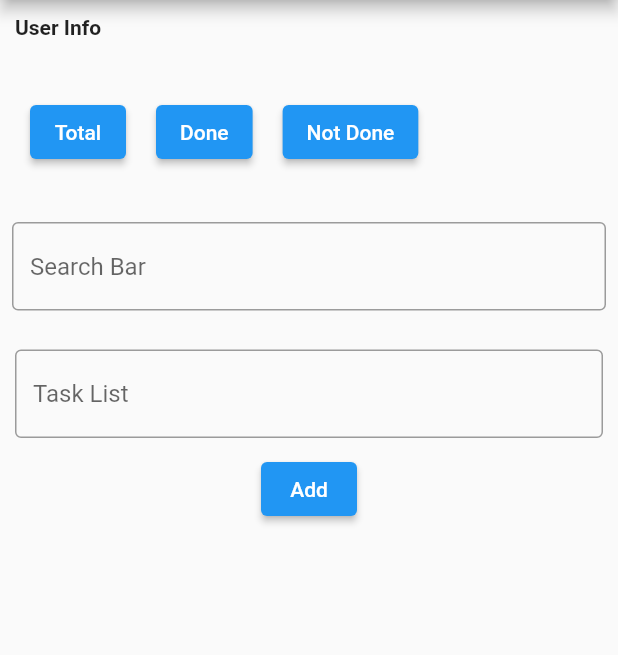
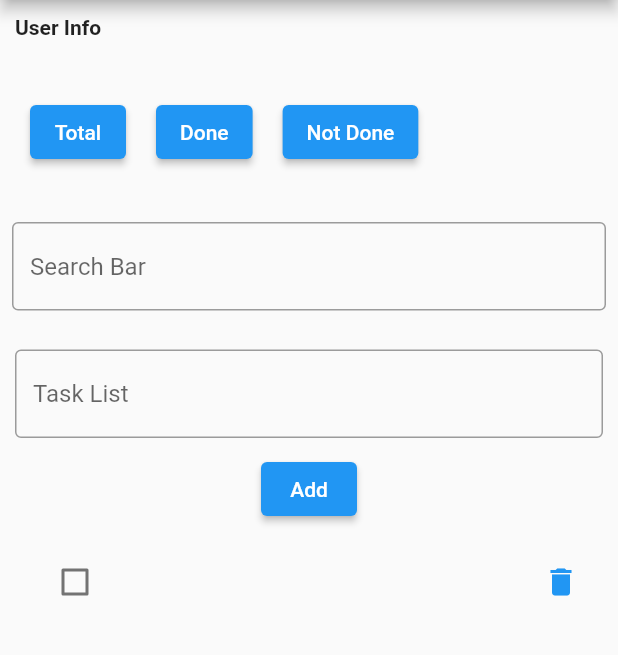
Before and after one commit to MrDao2810/todoapp-flutter, a Flutter app: the screen it shows after launch, after a tap on "Add", on a phone screen of 412 x 824 dp, the part 84-739 px from its top. Run offline on Flutter 3.47's test engine with Material 2 defaults, Android fonts, the phone set to English and light mode, and no system bars.

```diff
--- a/lib/main.dart
+++ b/lib/main.dart
@@ -29,10 +29,16 @@ class MyHomePage extends StatefulWidget {
   @override
   State<MyHomePage> createState() => _MyHomePageState();
 }
+class Task{ //modal class for Person object
+  bool status;
+  String content;
+  Task({required this.status, required this.content});
+}
 
 class _MyHomePageState extends State<MyHomePage> {
   int _counter = 0;
-  List<String> todoList = [];
+  List<Task> todoList = [];
+  bool isChecked = false;
 
   void _incrementCounter() {
     setState(() {
@@ -150,9 +156,11 @@ class _MyHomePageState extends State<MyHomePage> {
               ),
               onPressed: () {
                 setState(() {
-                  if (valueTaskList.text != '' && !todoList.contains(valueTaskList.text)) {
-                    todoList.add(valueTaskList.text);
-                  }
+                  Task task = Task(status: isChecked, content: valueTaskList.text);
+                  // if (valueTaskList.text != '' && !todoList.contains(valueTaskList.text)) {
+                  //   todoList.add(valueTaskList.text);
+                  // }
+                  todoList.add(task);
                 });
               },
               child: const Text('Add'),
@@ -160,8 +168,32 @@ class _MyHomePageState extends State<MyHomePage> {
           ),
           Column(
             children: List.generate(todoList.length, (index) {
-              return Text(
-                todoList[index].toString(),
+              // const isChecked = totoList[index].status;
+              return ListTile(
+                // Create checkBox
+                leading: Checkbox(
+                  value: todoList[index].status,
+                  onChanged: (value) {
+                    setState((){
+                      todoList[index].status = !todoList[index].status;
+                    });
+                  },
+                ),
+                // Text TaskList
+                title: Text(todoList[index].content.toString(),),
+                // Create delete TaskList
+                trailing: GestureDetector(
+                  onTap: () {
+                    setState((){
+                      todoList.removeAt(index);
+                    });
+                  },
+                  child: const Icon(
+                    Icons.delete,
+                    color: Colors.blue,
+                  ),
+                ),
+
               );
             }),
           ),
```
